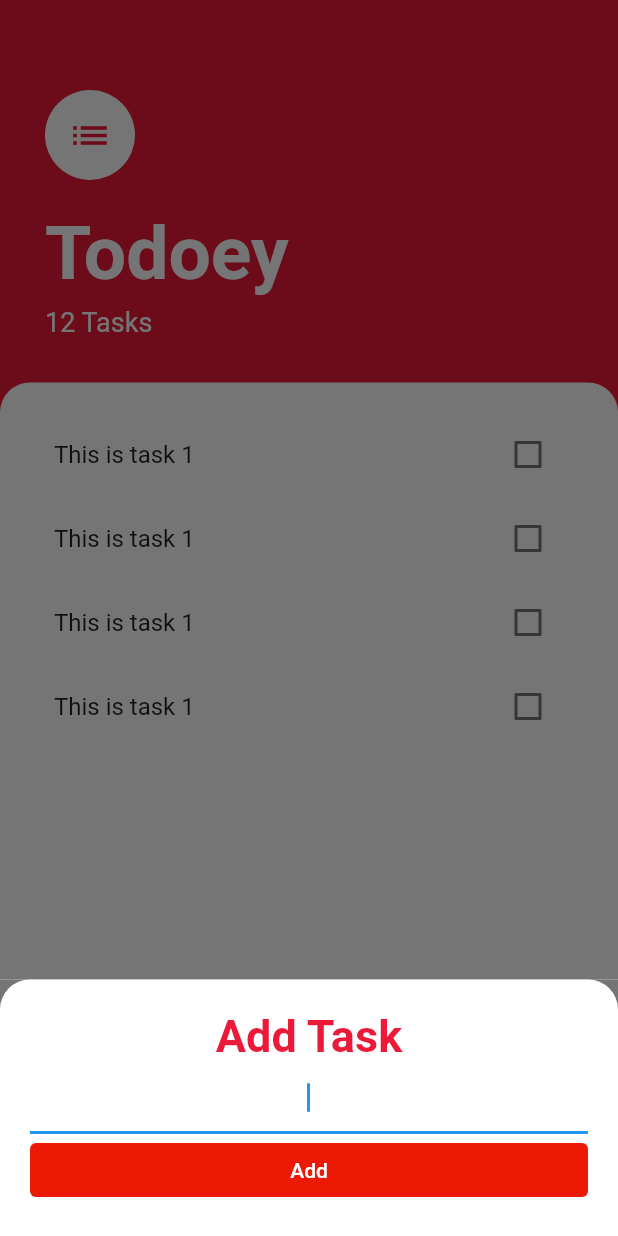
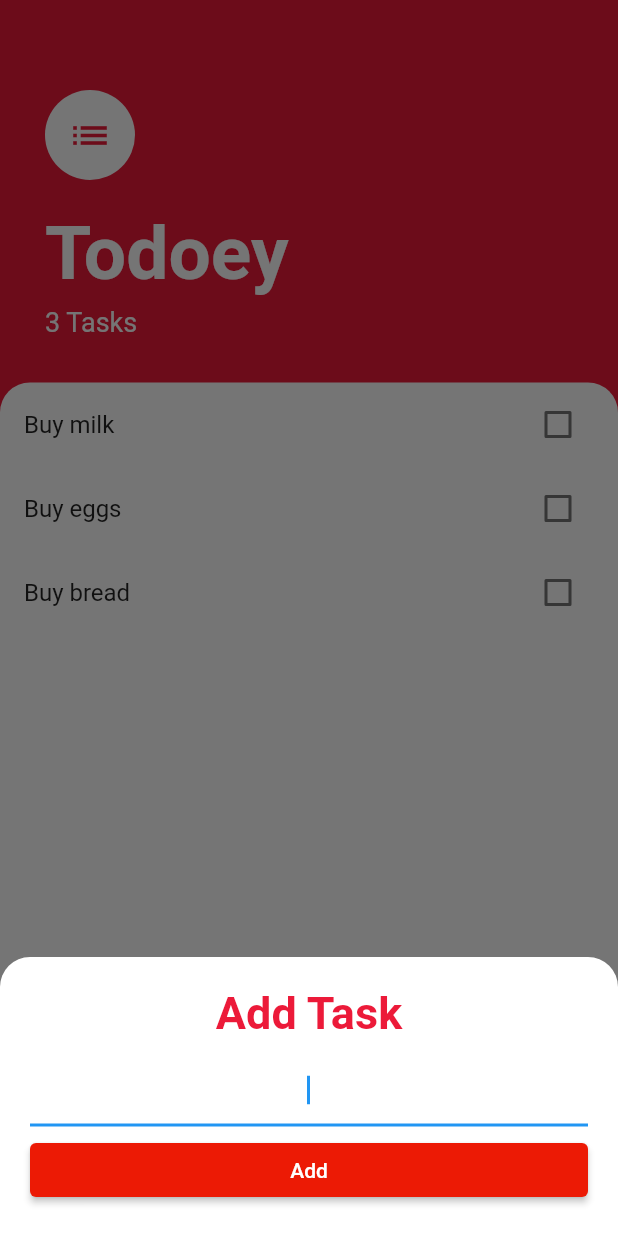
Before and after one commit to SivaranjanVithushan/todolist, a Flutter app: the screen it shows after launch, after a tap on the "add" icon, on a phone screen of 412 x 824 dp. Run offline on Flutter 3.47's test engine with Material 2 defaults, Android fonts, the phone set to English and light mode, and no system bars.

Commit message:
add new code and dart files

```diff
--- /dev/null
+++ b/lib/models/task.dart
@@ -0,0 +1,10 @@
+class Task {
+  final String name;
+  bool isDone;
+
+  Task({required this.name, this.isDone = false});
+
+  void toggleDone() {
+    isDone = !isDone;
+  }
+}
--- a/lib/screens/add_task_screen.dart
+++ b/lib/screens/add_task_screen.dart
@@ -1,7 +1,11 @@
 import 'package:flutter/material.dart';
 
+// ignore: must_be_immutable
 class AddTaskScreen extends StatelessWidget {
-  const AddTaskScreen({super.key});
+  String newTaskTitle = '';
+  final Function addTaskCallback;
+
+  AddTaskScreen({super.key, required this.addTaskCallback});
 
   @override
   Widget build(BuildContext context) {
@@ -21,20 +25,27 @@ class AddTaskScreen extends StatelessWidget {
             mainAxisAlignment: MainAxisAlignment.start,
             crossAxisAlignment: CrossAxisAlignment.stretch,
             children: <Widget>[
-              const Text('Add Task',
-                  textAlign: TextAlign.center,
-                  style: TextStyle(
-                      fontSize: 30.0,
-                      color: Color.fromARGB(255, 236, 26, 57),
-                      fontWeight: FontWeight.bold)),
-              // const SizedBox(height: 10.0),
-              const TextField(
+              const Text(
+                'Add Task',
+                textAlign: TextAlign.center,
+                style: TextStyle(
+                    fontSize: 30.0,
+                    color: Color.fromARGB(255, 236, 26, 57),
+                    fontWeight: FontWeight.bold),
+              ),
+              const SizedBox(height: 10.0),
+              TextField(
                 autofocus: true,
                 textAlign: TextAlign.center,
+                onChanged: (newText) {
+                  newTaskTitle = newText;
+                },
               ),
-              // const SizedBox(height: 5.0),
+              const SizedBox(height: 5.0),
               ElevatedButton(
-                onPressed: null,
+                onPressed: () {
+                  addTaskCallback(newTaskTitle);
+                },
                 style: ButtonStyle(
                   backgroundColor: MaterialStateProperty.all<Color>(
                     const Color.fromARGB(255, 236, 26, 5),
@@ -42,10 +53,6 @@ class AddTaskScreen extends StatelessWidget {
                 ),
                 child: const Text('Add', style: TextStyle(color: Colors.white)),
               ),
-              // ElevatedButton(
-              //   child: const Text('Close BottomSheet'),
-              //   onPressed: () => Navigator.pop(context),
-              // ),
             ],
           ),
         ),
--- a/lib/screens/tasksscreen.dart
+++ b/lib/screens/tasksscreen.dart
@@ -1,10 +1,22 @@
 import 'package:flutter/material.dart';
 import 'package:todolist/screens/add_task_screen.dart';
+import 'package:todolist/models/task.dart';
+import '../widgets/task_list.dart';
 
-import '../widgets/taks_list.dart';
+class TasksScreen extends StatefulWidget {
+  const TasksScreen({super.key});
 
-class TasksScreen extends StatelessWidget {
-  const TasksScreen({super.key});
+  @override
+  State<TasksScreen> createState() => _TasksScreenState();
+}
+
+class _TasksScreenState extends State<TasksScreen> {
+  List<Task> tasks = [
+    Task(name: 'Buy milk'),
+    Task(name: 'Buy eggs'),
+    Task(name: 'Buy bread'),
+  ];
+
   @override
   Widget build(BuildContext context) {
     return Scaffold(
@@ -18,7 +30,12 @@ class TasksScreen extends StatelessWidget {
                     child: Container(
                         padding: EdgeInsets.only(
                             bottom: MediaQuery.of(context).viewInsets.bottom),
-                        child: const AddTaskScreen())));
+                        child: AddTaskScreen(addTaskCallback: (newTaskTitle) {
+                          setState(() {
+                            tasks.add(Task(name: newTaskTitle));
+                          });
+                          Navigator.pop(context);
+                        }))));
           },
           backgroundColor: const Color.fromARGB(255, 236, 26, 57),
           child: const Icon(Icons.add)),
@@ -28,17 +45,17 @@ class TasksScreen extends StatelessWidget {
           Container(
             padding: const EdgeInsets.only(
                 top: 60.0, left: 30.0, right: 30.0, bottom: 30.0),
-            child: const Column(
+            child: Column(
               crossAxisAlignment: CrossAxisAlignment.start,
               children: <Widget>[
-                CircleAvatar(
+                const CircleAvatar(
                   backgroundColor: Colors.white,
                   radius: 30.0,
                   child: Icon(Icons.list,
                       size: 30.0, color: Color.fromARGB(255, 236, 26, 57)),
                 ),
-                SizedBox(height: 20.0),
-                Text(
+                const SizedBox(height: 20.0),
+                const Text(
                   'Todoey',
                   style: TextStyle(
                     fontSize: 50.0,
@@ -46,10 +63,10 @@ class TasksScreen extends StatelessWidget {
                     color: Colors.white,
                   ),
                 ),
-                SizedBox(height: 5.0),
+                const SizedBox(height: 5.0),
                 Text(
-                  '12 Tasks',
-                  style: TextStyle(
+                  '${tasks.length} Tasks',
+                  style: const TextStyle(
                     fontSize: 18.0,
                     color: Colors.white,
                   ),
@@ -66,7 +83,7 @@ class TasksScreen extends StatelessWidget {
                 ),
                 color: Colors.white,
               ),
-              child: const TaskList(),
+              child: TaskList(tasks: tasks),
             ),
           ),
         ],
--- a/lib/widgets/taks_list.dart
+++ /dev/null
@@ -1,21 +0,0 @@
-import 'package:flutter/material.dart';
-import 'package:todolist/widgets/task_tile.dart';
-
-class TaskList extends StatelessWidget {
-  const TaskList({
-    super.key,
-  });
-
-  @override
-  Widget build(BuildContext context) {
-    return ListView(
-      padding: const EdgeInsets.symmetric(horizontal: 20.0, vertical: 20.0),
-      children: const [
-        TaskTile(),
-        TaskTile(),
-        TaskTile(),
-        TaskTile(),
-      ],
-    );
-  }
-}
--- /dev/null
+++ b/lib/widgets/task_list.dart
@@ -0,0 +1,31 @@
+import 'package:flutter/material.dart';
+import 'package:todolist/widgets/task_tile.dart';
+import 'package:todolist/models/task.dart';
+
+class TaskList extends StatefulWidget {
+  final List<Task> tasks;
+
+  const TaskList({super.key, required this.tasks});
+
+  @override
+  State<TaskList> createState() => _TaskListState();
+}
+
+class _TaskListState extends State<TaskList> {
+  @override
+  Widget build(BuildContext context) {
+    return ListView.builder(
+        itemBuilder: (context, index) {
+          return TaskTile(
+            taskTitle: widget.tasks[index].name,
+            isChecked: widget.tasks[index].isDone,
+            checkboxCallback: (checkboxState) {
+              setState(() {
+                widget.tasks[index].toggleDone();
+              });
+            },
+          );
+        },
+        itemCount: widget.tasks.length);
+  }
+}
--- a/lib/widgets/task_tile.dart
+++ b/lib/widgets/task_tile.dart
@@ -1,52 +1,30 @@
 import 'package:flutter/material.dart';
 
-class TaskTile extends StatefulWidget {
-  const TaskTile({super.key});
-
-  @override
-  State<TaskTile> createState() => _TaskTileState();
-}
-
-class _TaskTileState extends State<TaskTile> {
-  bool isChecked = false;
-
-  // void checkboxCallback(bool? checkboxState) {
-  //   setState(() {
-  //     isChecked = checkboxState!;
-  //   });
-  // }
+class TaskTile extends StatelessWidget {
+  final bool isChecked;
+  final String taskTitle;
+  final Function(dynamic checkboxState) checkboxCallback;
+  const TaskTile(
+      {super.key,
+      required this.isChecked,
+      required this.taskTitle,
+      required this.checkboxCallback});
 
   @override
   Widget build(BuildContext context) {
     return ListTile(
       title: Text(
-        'This is task 1',
+        taskTitle,
         style: TextStyle(
             decoration: isChecked ? TextDecoration.lineThrough : null),
       ),
-      trailing: TaskCheckbox(
-          checkboxState: isChecked,
-          toggleCheckboxState: (bool? checkboxState) {
-            setState(() {
-              isChecked = checkboxState!;
-            });
-          }),
+      trailing: Checkbox(
+        value: isChecked,
+        activeColor: const Color.fromARGB(255, 236, 26, 57),
+        onChanged: (newValue) {
+          checkboxCallback(newValue);
+        },
+      ),
     );
   }
 }
-
-class TaskCheckbox extends StatelessWidget {
-  final bool checkboxState;
-  final Function toggleCheckboxState;
-
-  const TaskCheckbox(
-      {required this.checkboxState, required this.toggleCheckboxState});
-
-  @override
-  Widget build(BuildContext context) {
-    return Checkbox(
-        value: checkboxState,
-        activeColor: const Color.fromARGB(255, 236, 26, 57),
-        onChanged: toggleCheckboxState as void Function(bool?));
-  }
-}
```
